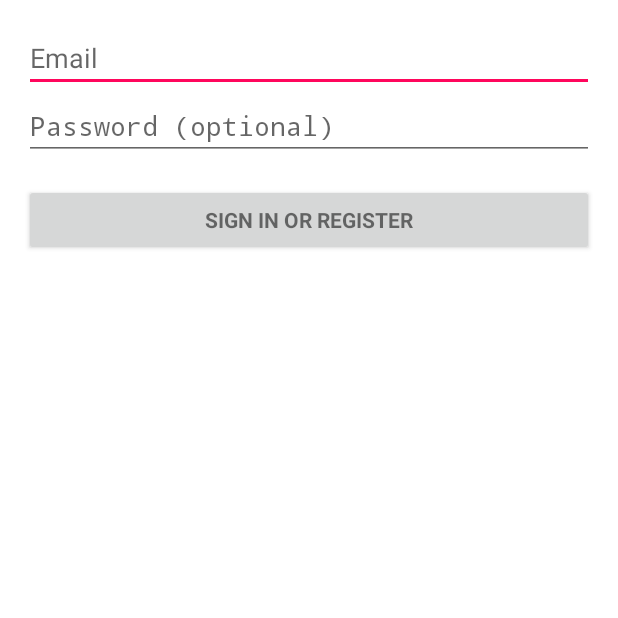
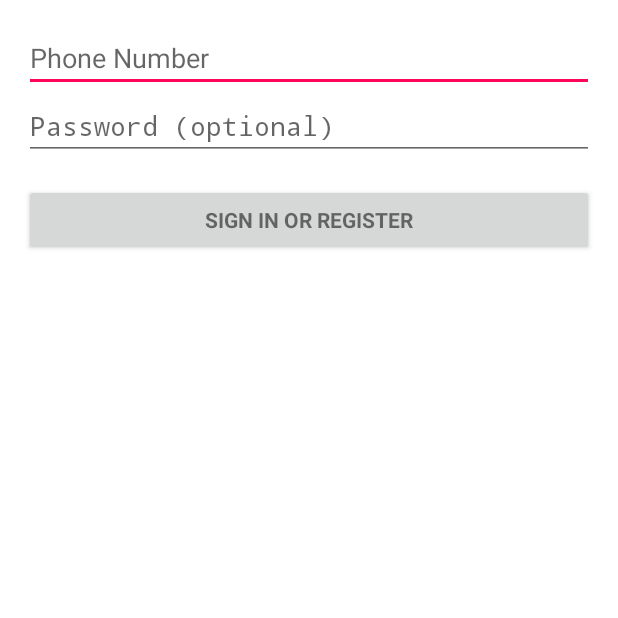
Before and after one commit to adi2624/T-Mobile-Rescue-App, an Android app: the screen it shows after launch (LoginActivity), on a phone screen of 412 x 824 dp, the top half of it. Run offline under Robolectric (Android 15) with nearby library versions, the phone set to English and light mode, and no system bars; 2 statements that could not run were skipped.

Commit message:
Action Bar removed

```diff
--- a/app/src/main/AndroidManifest.xml
+++ b/app/src/main/AndroidManifest.xml
@@ -17,7 +17,8 @@
         <activity
             android:name=".DemoActivity"
             android:screenOrientation="portrait"
-            android:theme="@style/Theme.AppCompat.Light" />
+            android:theme="@style/Theme.AppCompat.Light"
+            />
         <activity
             android:name=".MainActivity"
             android:theme="@style/AppFullScreenTheme" />
--- a/app/src/main/java/com/igalata/bubblepickerdemo/DemoActivity.kt
+++ b/app/src/main/java/com/igalata/bubblepickerdemo/DemoActivity.kt
@@ -31,6 +31,8 @@ class DemoActivity : AppCompatActivity() {
     override fun onCreate(savedInstanceState: Bundle?) {
         super.onCreate(savedInstanceState)
         setContentView(R.layout.activity_demo)
+        //actionBar.hide();
+        getSupportActionBar()!!.hide();
         val ss:String = intent.getStringExtra("number")
        // titleTextView.typeface = mediumTypeface
         //subtitleTextView.typeface = boldTypeface
--- a/app/src/main/java/com/igalata/bubblepickerdemo/MainActivity.java
+++ b/app/src/main/java/com/igalata/bubblepickerdemo/MainActivity.java
@@ -38,7 +38,7 @@ public class MainActivity extends AppCompatActivity {
     protected void onCreate(Bundle savedInstanceState) {
         super.onCreate(savedInstanceState);
         setContentView(R.layout.activity_main);
-
+       // getActionBar().hide();
         category = getIntent().getStringExtra("hello");
         int index = category.indexOf(":");
         number = category.substring(index);
--- a/app/src/main/res/layout/activity_login.xml
+++ b/app/src/main/res/layout/activity_login.xml
@@ -35,7 +35,7 @@
                 android:id="@+id/email"
                 android:layout_width="match_parent"
                 android:layout_height="wrap_content"
-                android:hint="@string/prompt_email"
+                android:hint="Phone Number"
                 android:inputType="textEmailAddress"
                 android:maxLines="1"
                 android:singleLine="true" />
--- a/app/src/main/res/values/styles.xml
+++ b/app/src/main/res/values/styles.xml
@@ -7,6 +7,7 @@
         <item name="colorPrimaryDark">@color/colorPrimaryDark</item>
         <item name="colorAccent">@color/colorAccent</item>
         <item name="android:statusBarColor">@android:color/white</item>
+        <item name="android:windowActionBar">false</item>
     </style>
     <style name="AppFullScreenTheme" parent="Theme.AppCompat.Light.NoActionBar">
         <item name="android:windowNoTitle">true</item>
@@ -17,6 +18,7 @@
     <style name="AppTheme.Launcher">
     <item name="android:windowBackground">@drawable/launch_screen</item>
         <item name="colorPrimaryDark">@android:color/white</item>
+        <item name="android:windowActionBar">false</item>
     <!-- Optional, on Android 5+ you can modify the colorPrimaryDark color to match the windowBackground color for further branding-->
 
     </style>
```
